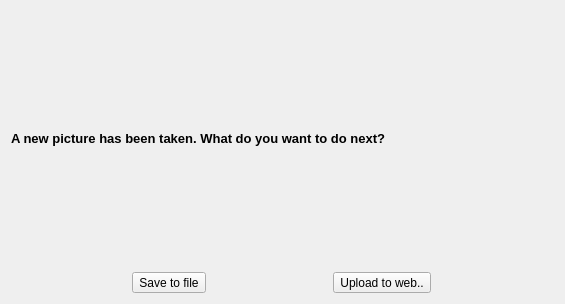
This is QScreenshot/PictureInfoDialog.ui in dbautsch/QScreenshot as Qt 5 draws it before an edit. The edited form follows.
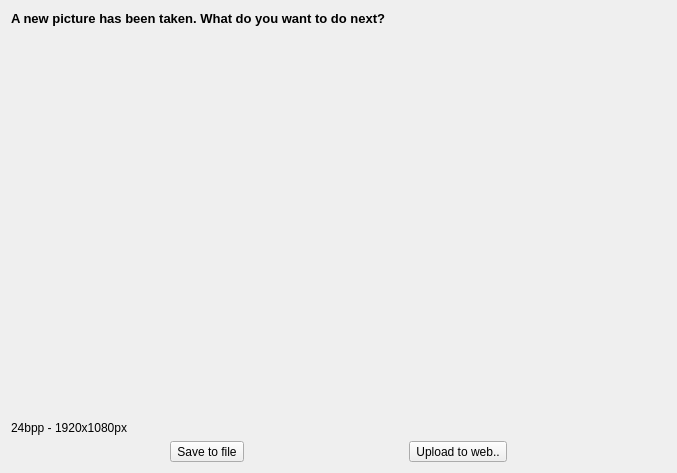
This is the edited form. Icons and pictures are not drawn.

The edit to the form file:
```diff
--- a/QScreenshot/PictureInfoDialog.ui
+++ b/QScreenshot/PictureInfoDialog.ui
@@ -6,8 +6,8 @@
    <rect>
     <x>0</x>
     <y>0</y>
-    <width>565</width>
-    <height>304</height>
+    <width>677</width>
+    <height>473</height>
    </rect>
   </property>
   <property name="windowTitle">
@@ -32,6 +32,27 @@
      </item>
     </layout>
    </item>
+   <item>
+    <layout class="QVBoxLayout" name="verticalLayout_2">
+     <item>
+      <widget class="QWidget" name="widget" native="true">
+       <property name="sizePolicy">
+        <sizepolicy hsizetype="Maximum" vsizetype="Expanding">
+         <horstretch>0</horstretch>
+         <verstretch>0</verstretch>
+        </sizepolicy>
+       </property>
+      </widget>
+     </item>
+     <item>
+      <widget class="QLabel" name="label_2">
+       <property name="text">
+        <string>24bpp - 1920x1080px</string>
+       </property>
+      </widget>
+     </item>
+    </layout>
+   </item>
    <item>
     <layout class="QHBoxLayout" name="horizontalLayout_2">
      <item>
```
